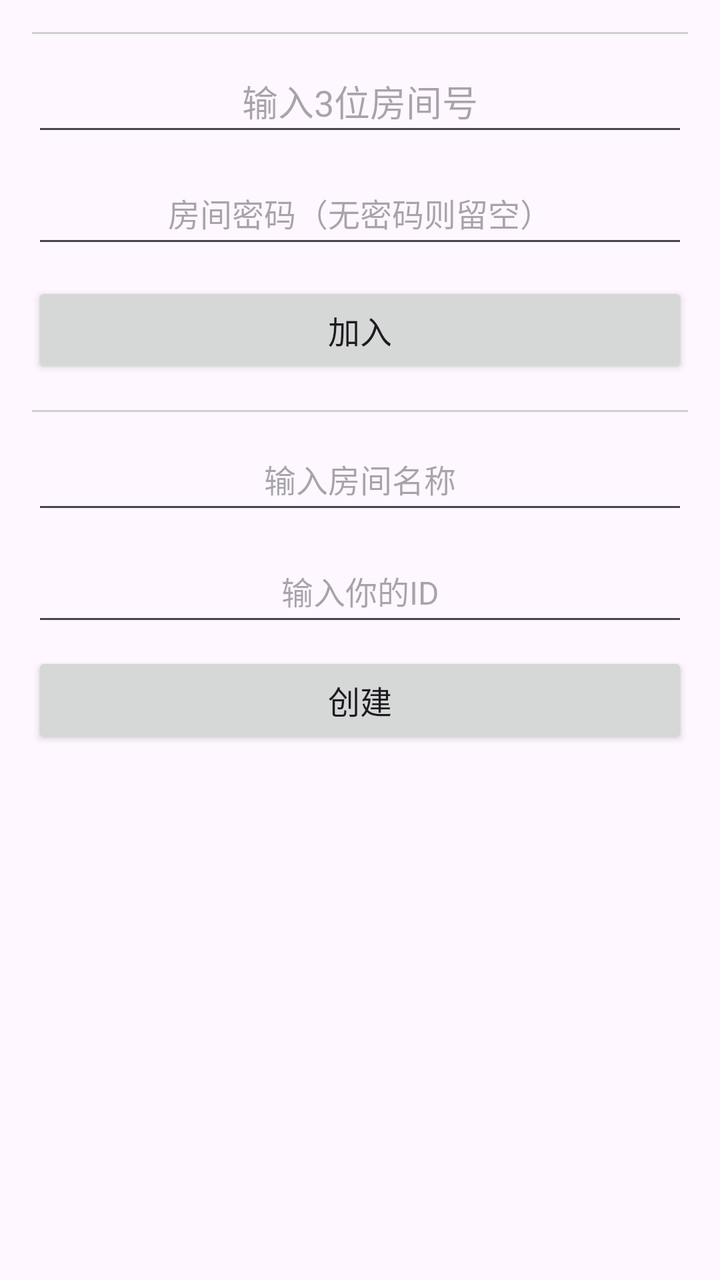
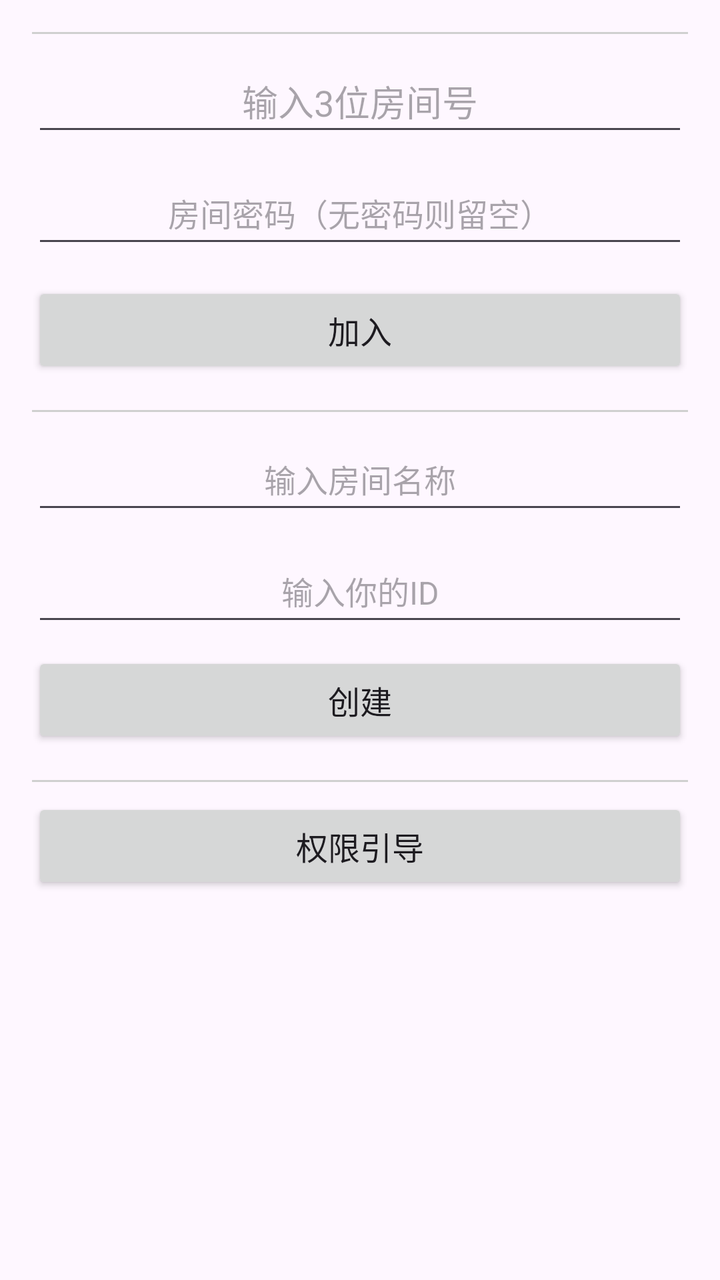

An Android layout rendered at two revisions. The XML below is the earlier revision; the diff shows what the commit changed to produce the second picture.
<!-- AndroidManifest.xml: application theme Theme.Boss -->
<!-- res/layout/dialog_room.xml -->
<?xml version="1.0" encoding="utf-8"?>
<ScrollView xmlns:android="http://schemas.android.com/apk/res/android"
    android:layout_width="match_parent"
    android:layout_height="wrap_content">
<LinearLayout
    android:layout_width="match_parent"
    android:layout_height="wrap_content"
    android:orientation="vertical"
    android:padding="16dp">

    <EditText
        android:id="@+id/room_name_edit"
        android:layout_width="match_parent"
        android:layout_height="48dp"
        android:hint="@string/create_user_name_hint"
        android:inputType="text"
        android:maxLength="10"
        android:textSize="16sp"
        android:layout_marginBottom="4dp"
        android:gravity="center"
        android:visibility="gone"/>

    <Button
        android:id="@+id/btn_change_name"
        android:layout_width="match_parent"
        android:layout_height="48dp"
        android:layout_marginBottom="8dp"
        android:text="@string/change_name"
        android:textSize="16sp"
        android:visibility="gone" />

    <View
        android:layout_width="match_parent"
        android:layout_height="1dp"
        android:background="#D0D0D0"
        android:layout_marginBottom="8dp" />

    <EditText
        android:id="@+id/room_id_input"
        android:layout_width="match_parent"
        android:layout_height="48dp"
        android:gravity="center"
        android:hint="@string/join_room_id_hint"
        android:inputType="number"
        android:maxLength="3"
        android:textSize="18sp" />

    <EditText
        android:id="@+id/room_password_input"
        android:layout_width="match_parent"
        android:layout_height="48dp"
        android:layout_marginTop="8dp"
        android:hint="@string/room_password_hint"
        android:inputType="textPassword"
        android:maxLength="20"
        android:textSize="16sp"
        android:gravity="center" />

    <Button
        android:id="@+id/btn_join_room"
        android:layout_width="match_parent"
        android:layout_height="48dp"
        android:layout_marginTop="12dp"
        android:text="@string/join_room_btn"
        android:textSize="16sp" />

    <View
        android:layout_width="match_parent"
        android:layout_height="1dp"
        android:layout_marginTop="16dp"
        android:layout_marginBottom="8dp"
        android:background="#D0D0D0" />

    <EditText
        android:id="@+id/room_name_input"
        android:layout_width="match_parent"
        android:layout_height="48dp"
        android:hint="@string/room_name_hint_create"
        android:inputType="text"
        android:maxLength="10"
        android:textSize="16sp"
        android:gravity="center" />

    <EditText
        android:id="@+id/create_user_name"
        android:layout_width="match_parent"
        android:layout_height="48dp"
        android:layout_marginTop="8dp"
        android:hint="@string/create_user_name_hint"
        android:inputType="text"
        android:maxLength="10"
        android:textSize="16sp"
        android:gravity="center" />

    <Button
        android:id="@+id/btn_create_room"
        android:layout_width="match_parent"
        android:layout_height="48dp"
        android:layout_marginTop="8dp"
        android:text="@string/room_create"
        android:textSize="16sp" />

</LinearLayout>
</ScrollView>
<!-- resources referenced by this layout -->
<resources>
  <string name="change_name">修改名称</string>
  <string name="create_user_name_hint">输入你的ID</string>
  <string name="join_room_btn">加入</string>
  <string name="join_room_id_hint">输入3位房间号</string>
  <string name="room_create">创建</string>
  <string name="room_name_hint_create">输入房间名称</string>
  <string name="room_password_hint">房间密码（无密码则留空）</string>
  <style name="Theme.Boss" parent="Base.Theme.Boss" />
  <style name="Base.Theme.Boss" parent="Theme.Material3.DayNight.NoActionBar">
          
          
      </style>
</resources>

<!-- the commit's change to res/layout/dialog_room.xml (unified diff, before → after) -->
@@ -100,5 +100,19 @@
         android:text="@string/room_create"
         android:textSize="16sp" />
 
+    <View
+        android:layout_width="match_parent"
+        android:layout_height="1dp"
+        android:layout_marginTop="16dp"
+        android:layout_marginBottom="8dp"
+        android:background="#D0D0D0" />
+
+    <Button
+        android:id="@+id/btn_permission_guide"
+        android:layout_width="match_parent"
+        android:layout_height="48dp"
+        android:text="@string/permission_guide"
+        android:textSize="16sp" />
+
 </LinearLayout>
 </ScrollView>
<!-- resource entries referenced after the edit -->
@@ -4,6 +4,7 @@
   <string name="create_user_name_hint">输入你的ID</string>
   <string name="join_room_btn">加入</string>
   <string name="join_room_id_hint">输入3位房间号</string>
+  <string name="permission_guide">权限引导</string>
   <string name="room_create">创建</string>
   <string name="room_name_hint_create">输入房间名称</string>
   <string name="room_password_hint">房间密码（无密码则留空）</string>
